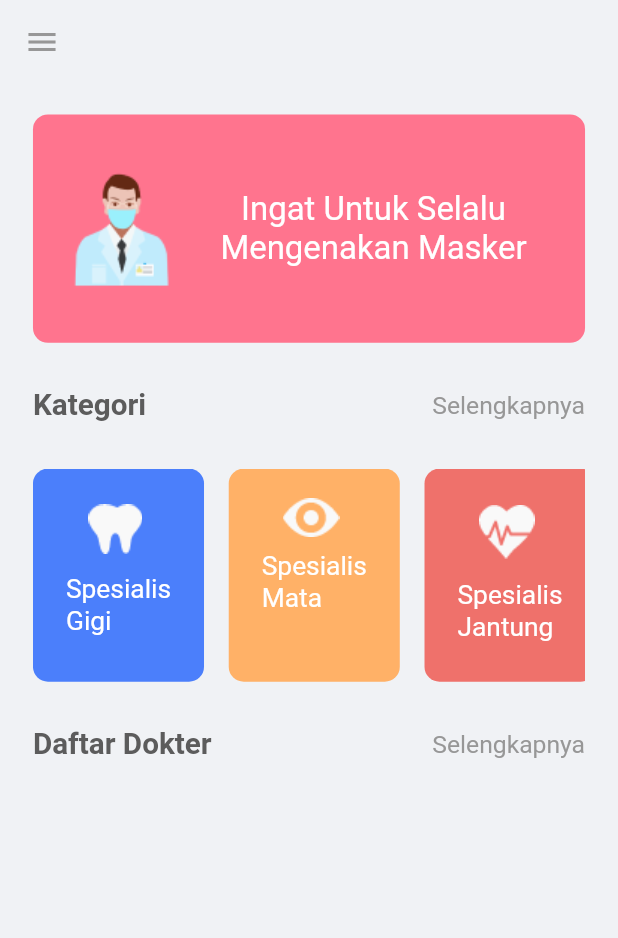
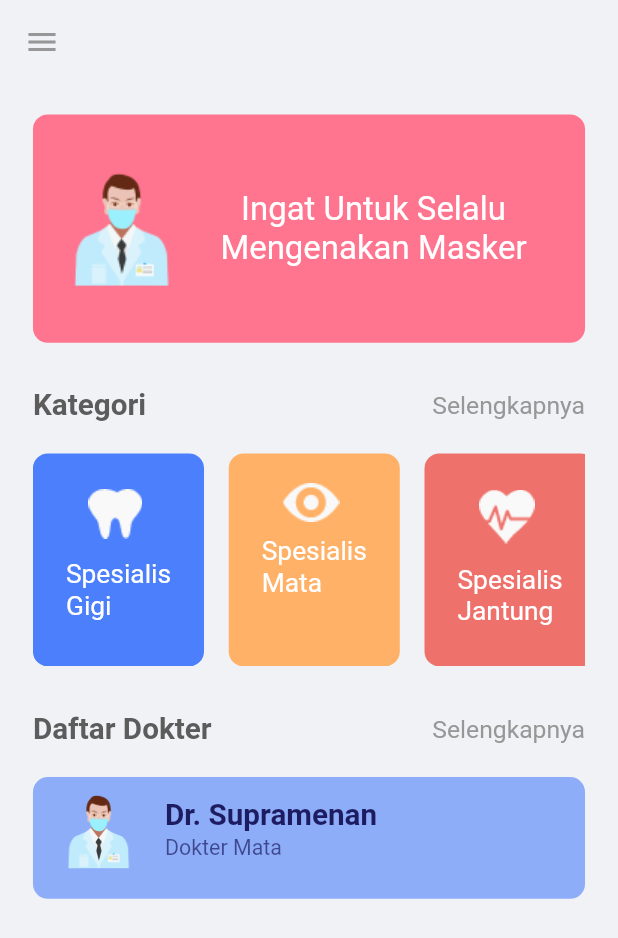
Before and after one commit to alwijein/dokterinaja, a Flutter app: the HomeScreen screen opened by its route, on a phone screen of 412 x 824 dp. Shown: the top 938 px of the screen. Run offline on Flutter 3.47's test engine with Material 2 defaults, Android fonts, the phone set to English and light mode, and no system bars; our stand-ins replace google_fonts.

Commit message:
membuat Dokter List

```diff
--- a/lib/screens/home_screen/components/body.dart
+++ b/lib/screens/home_screen/components/body.dart
@@ -1,10 +1,10 @@
 import 'package:dokterin_aja/constants.dart';
 import 'package:dokterin_aja/screens/home_screen/components/banner_card.dart';
+import 'package:dokterin_aja/screens/home_screen/components/card_dokter.dart';
 import 'package:dokterin_aja/screens/home_screen/components/card_kategori.dart';
 import 'package:dokterin_aja/screens/home_screen/components/headling_text.dart';
 import 'package:dokterin_aja/size_config.dart';
 import 'package:flutter/material.dart';
-import 'package:flutter_svg/flutter_svg.dart';
 
 class Body extends StatelessWidget {
   @override
@@ -36,7 +36,7 @@ class Body extends StatelessWidget {
                     press: () {},
                   ),
                   SizedBox(
-                    height: getPropertionateScreenHeight(30),
+                    height: getPropertionateScreenHeight(20),
                   ),
                   buildKategoriList(),
                   SizedBox(
@@ -45,6 +45,15 @@ class Body extends StatelessWidget {
                   HeadlingText(
                     text: "Daftar Dokter",
                     press: () {},
+                  ),
+                  SizedBox(
+                    height: getPropertionateScreenHeight(20),
+                  ),
+                  CardDokter(
+                    img: 'assets/images/banner-photo.png',
+                    bgColor: kBlueColor.withOpacity(0.6),
+                    titleText: 'Dr. Supramenan',
+                    subtitleText: 'Dokter Mata',
                   ),
                 ],
               ),
@@ -63,7 +72,7 @@ class Body extends StatelessWidget {
           CardKategori(
             image: 'assets/icons/dental_surgeon.png',
             text: "Spesialis\nGigi",
-            cardColor: kBlueColor,
+            bgColor: kBlueColor,
             press: () {},
           ),
           SizedBox(
@@ -72,7 +81,7 @@ class Body extends StatelessWidget {
           CardKategori(
             image: 'assets/icons/eye_specialist.png',
             text: "Spesialis\nMata",
-            cardColor: kYellowColor,
+            bgColor: kYellowColor,
             press: () {},
           ),
           SizedBox(
@@ -81,7 +90,7 @@ class Body extends StatelessWidget {
           CardKategori(
             image: 'assets/icons/heart_surgeon.png',
             text: "Spesialis\nJantung",
-            cardColor: kOrangeColor,
+            bgColor: kOrangeColor,
             press: () {},
           ),
           SizedBox(
@@ -90,7 +99,7 @@ class Body extends StatelessWidget {
           CardKategori(
             image: 'assets/icons/dental_surgeon.png',
             text: "Spesialis\nGigi",
-            cardColor: kBlueColor,
+            bgColor: kBlueColor,
             press: () {},
           ),
         ],
--- /dev/null
+++ b/lib/screens/home_screen/components/card_dokter.dart
@@ -0,0 +1,44 @@
+import 'package:dokterin_aja/constants.dart';
+import 'package:dokterin_aja/size_config.dart';
+import 'package:flutter/material.dart';
+
+class CardDokter extends StatelessWidget {
+  const CardDokter({
+    Key key,
+    this.press,
+    this.img,
+    this.titleText,
+    this.subtitleText,
+    this.bgColor,
+  }) : super(key: key);
+  final Function press;
+  final String img, titleText, subtitleText;
+  final Color bgColor;
+
+  @override
+  Widget build(BuildContext context) {
+    return Container(
+      height: getPropertionateScreenHeight(80),
+      decoration: BoxDecoration(
+        color: bgColor,
+        borderRadius: BorderRadius.circular(10),
+      ),
+      child: ListTile(
+        leading: Image.asset(img),
+        title: Text(
+          titleText,
+          style: TextStyle(
+              color: kTitleTextColor,
+              fontWeight: FontWeight.bold,
+              fontSize: getPropertionateScreenWidht(18)),
+        ),
+        subtitle: Text(
+          subtitleText,
+          style: TextStyle(
+              color: kTitleTextColor.withOpacity(0.7),
+              fontSize: getPropertionateScreenWidht(13)),
+        ),
+      ),
+    );
+  }
+}
--- a/lib/screens/home_screen/components/card_kategori.dart
+++ b/lib/screens/home_screen/components/card_kategori.dart
@@ -7,17 +7,17 @@ class CardKategori extends StatelessWidget {
     this.image,
     this.text,
     this.press,
-    this.cardColor,
+    this.bgColor,
   }) : super(key: key);
   final String image, text;
   final Function press;
-  final Color cardColor;
+  final Color bgColor;
   @override
   Widget build(BuildContext context) {
     return Container(
       height: getPropertionateScreenHeight(140),
       decoration: BoxDecoration(
-        color: cardColor,
+        color: bgColor,
         borderRadius: BorderRadius.circular(10),
       ),
       child: Padding(
```
